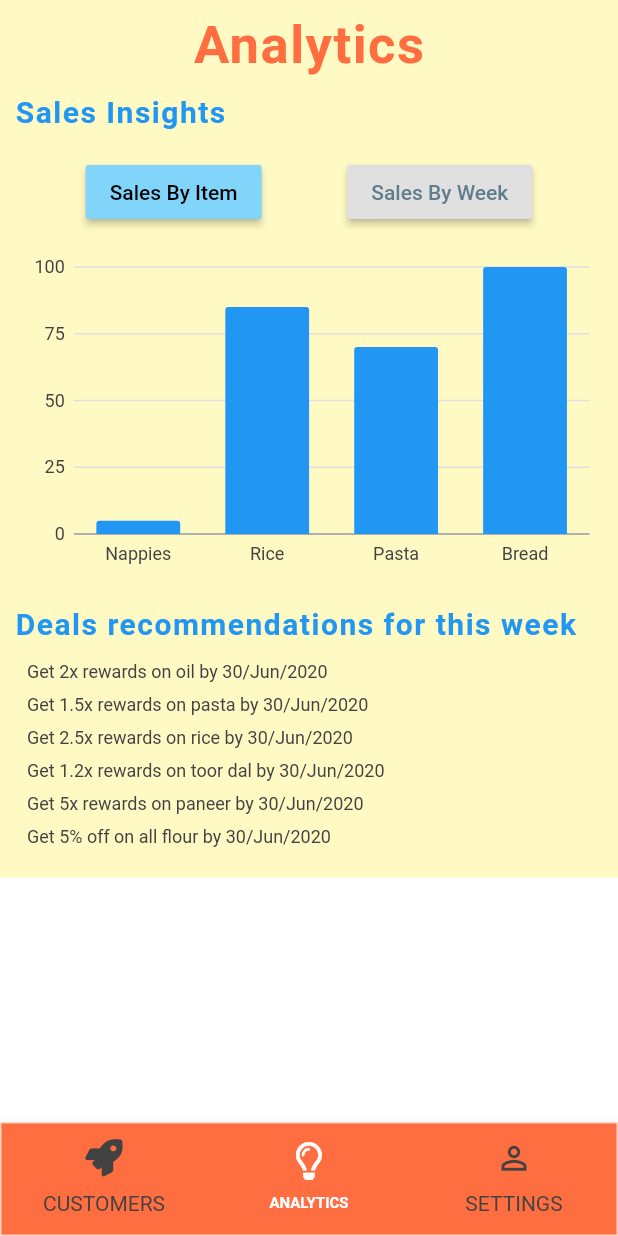
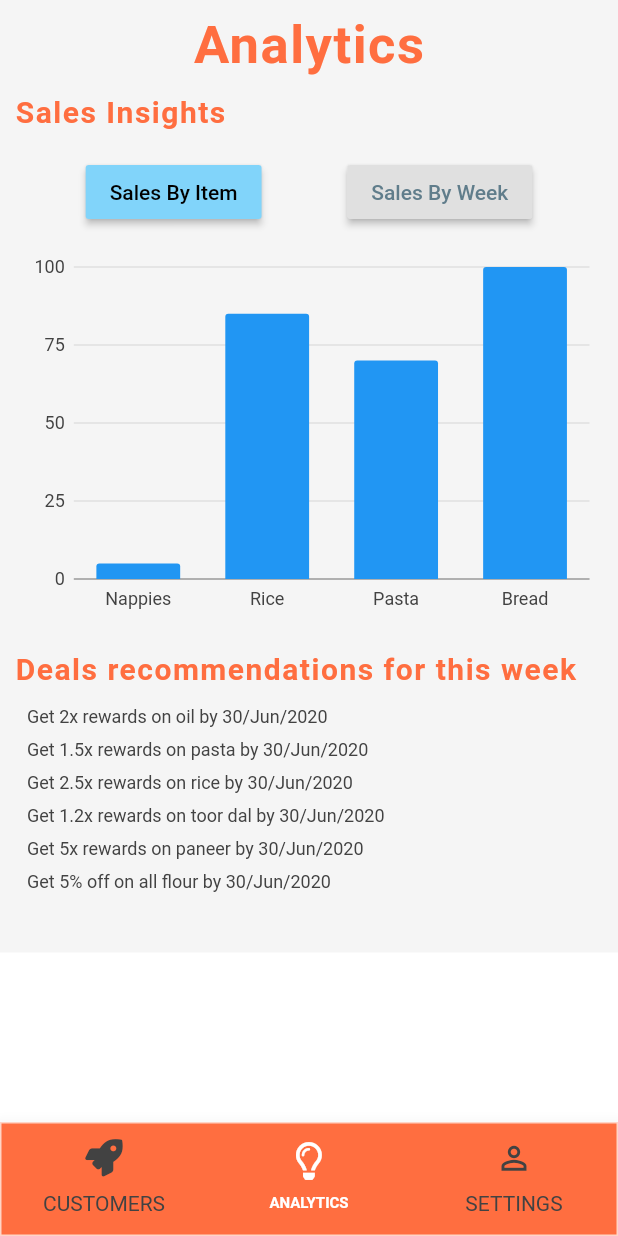
Before and after one commit to JessNah/GrowLocal, a Flutter app: the BusinessHomeScreen screen opened directly, item 2 of the bottom bar chosen, on a phone screen of 412 x 824 dp. Run offline on Flutter 3.47's test engine with Material 2 defaults, Android fonts, the phone set to English and light mode, and no system bars; our stand-ins replace charts_flutter, font_awesome_flutter, page_transition; missing offline and left inert: flutter_gradients.

Commit message:
Color improvements

```diff
--- a/flutterclient/lib/screens/business_analytical_screen.dart
+++ b/flutterclient/lib/screens/business_analytical_screen.dart
@@ -68,7 +68,7 @@ class _BusinessAnalyticalScreenState extends State<BusinessAnalyticalScreen> wit
       chartContainer = WeeklyBarChart.withSampleData();
     return SingleChildScrollView(
           child: Container(
-            color: Colors.yellow[100],
+            color: Colors.grey[100],
             child: Column(
 
               children: <Widget>[
@@ -92,7 +92,7 @@ class _BusinessAnalyticalScreenState extends State<BusinessAnalyticalScreen> wit
                         fontSize: 20,
                         fontWeight: FontWeight.bold,
                         letterSpacing: 1.0,
-                        color: Colors.blue,
+                        color: Colors.deepOrangeAccent,
                       ),
                     )
                 ),
@@ -123,7 +123,7 @@ class _BusinessAnalyticalScreenState extends State<BusinessAnalyticalScreen> wit
                   ],
                 ),
                 Container(
-                  height: 220,
+                  height: 250,
                   margin: EdgeInsets.only(top: 12, bottom: 12),
                   padding: EdgeInsets.only(left: 15, right: 05),
                   child: chartContainer,
@@ -136,13 +136,13 @@ class _BusinessAnalyticalScreenState extends State<BusinessAnalyticalScreen> wit
                         fontSize: 20,
                         fontWeight: FontWeight.bold,
                         letterSpacing: 1.0,
-                        color: Colors.blue,
+                        color: Colors.deepOrangeAccent,
                       ),
                     )
                 ),
                 /*child:*/ Container(
                     padding: EdgeInsets.symmetric(vertical: 2),
-                    height:150,
+                    height:170,
                     child: ListView.builder(
                         scrollDirection: Axis.vertical,
                         itemCount: categories[2].r.length,
```
